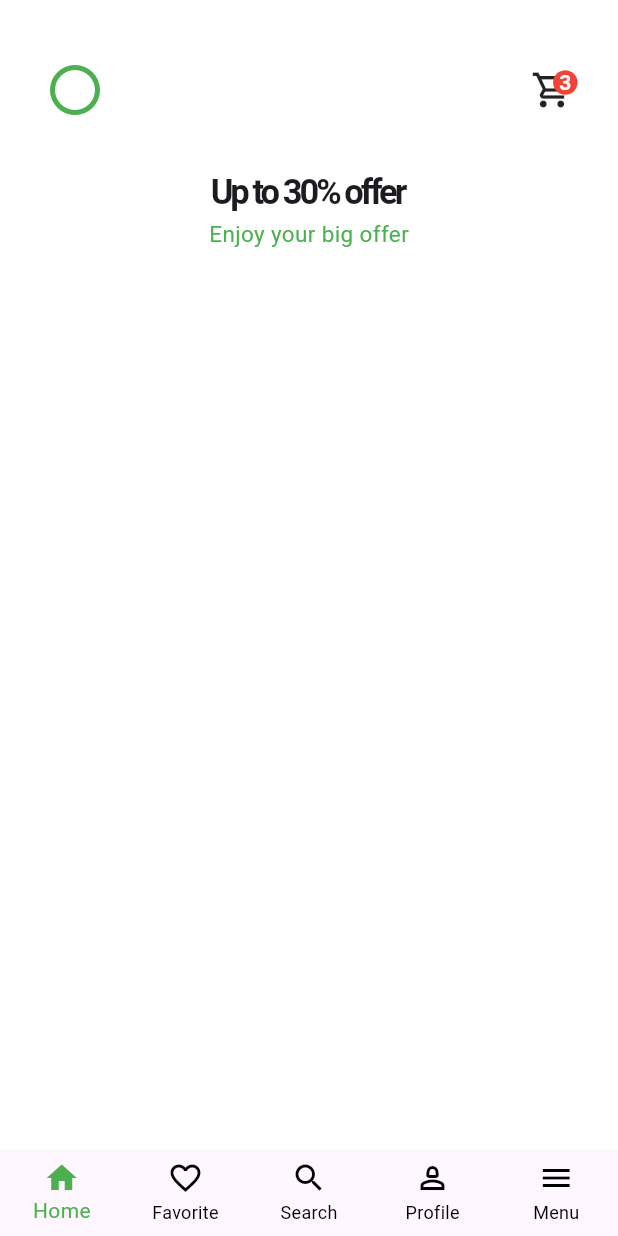
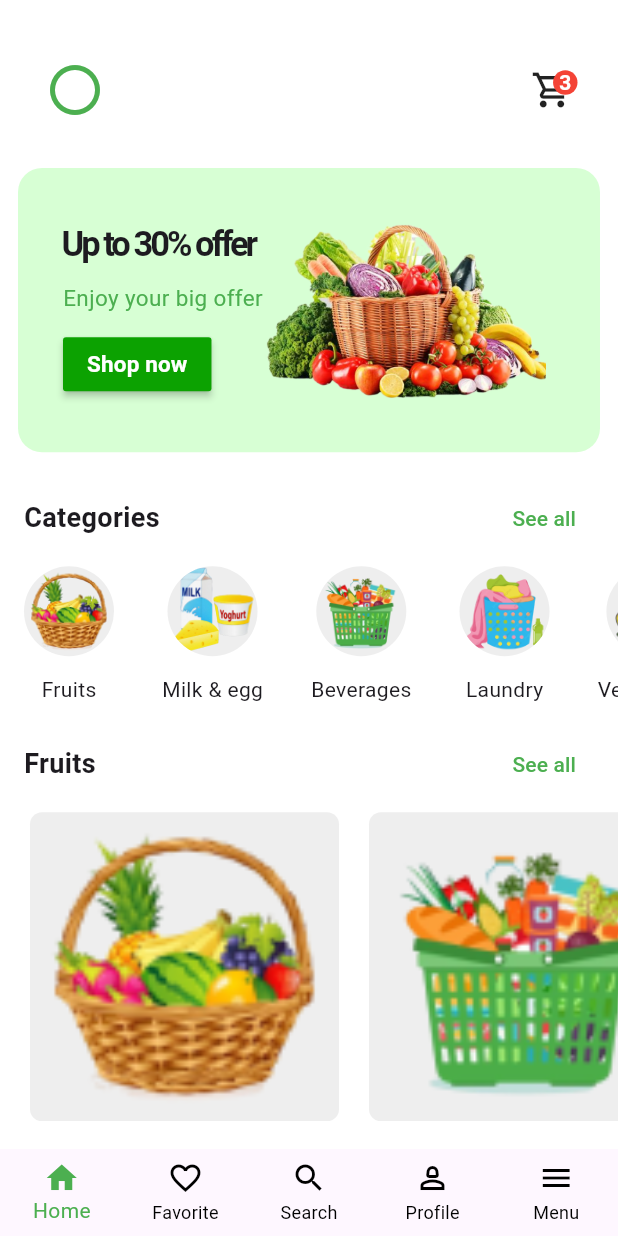
Before and after one commit to Samwoker/grocery_store, a Flutter app: the screen it shows after launch, on a phone screen of 412 x 824 dp. Run offline on Flutter 3.47's test engine with Material 3 defaults, Android fonts, the phone set to English and light mode, and no system bars.

Commit message:
Implementing CardItems

```diff
--- /dev/null
+++ b/lib/models/category_model.dart
@@ -0,0 +1,17 @@
+class Category {
+  final String name, image;
+  Category({required this.name, required this.image});
+}
+
+List<Category> category = [
+  Category(name: "Fruits", image: "assets/images/fruits.png"),
+  Category(name: "Milk & egg", image: "assets/images/milk.png"),
+  Category(name: "Beverages", image: "assets/images/beverages.png"),
+  Category(name: "Laundry", image: "assets/images/laundry.png"),
+  Category(name: "Vegetables", image: "assets/images/vegetables.png"),
+  Category(name: "Fruits", image: "assets/images/fruits.png"),
+  Category(name: "Milk & egg", image: "assets/images/milk.png"),
+  Category(name: "Beverages", image: "assets/images/beverages.png"),
+  Category(name: "Laundry", image: "assets/images/laundry.png"),
+  Category(name: "Vegetables", image: "assets/images/vegetables.png"),
+];
--- /dev/null
+++ b/lib/models/grocery_items_module.dart
@@ -0,0 +1,139 @@
+class AppModel {
+  final String name, image, description, category;
+  final double rating;
+  final int review, price;
+  bool isCheck;
+  AppModel({
+    required this.name,
+    required this.image,
+    required this.description,
+    required this.category,
+    required this.rating,
+    required this.review,
+    required this.price,
+    required this.isCheck,
+  });
+}
+
+List<AppModel> groceryItemsList = [
+  AppModel(
+    name: "Banana",
+    image: "assets/images/fruits.png",
+    description: "",
+    category: "fruits",
+    rating: 8.9,
+    review: 5,
+    price: 12,
+    isCheck: true,
+  ),
+  AppModel(
+    name: "Orange",
+    image: "assets/images/beverages.png",
+    description: "",
+    category: "fruits",
+    rating: 8.9,
+    review: 5,
+    price: 12,
+    isCheck: true,
+  ),
+  AppModel(
+    name: "Banana",
+    image: "assets/images/laundry.png",
+    description: "",
+    category: "fruits",
+    rating: 8.9,
+    review: 5,
+    price: 12,
+    isCheck: true,
+  ),
+  AppModel(
+    name: "Banana",
+    image: "assets/images/milk.png",
+    description: "",
+    category: "fruits",
+    rating: 8.9,
+    review: 5,
+    price: 12,
+    isCheck: true,
+  ),
+  AppModel(
+    name: "Banana",
+    image: "assets/images/fruits.png",
+    description: "",
+    category: "fruits",
+    rating: 8.9,
+    review: 5,
+    price: 12,
+    isCheck: true,
+  ),
+  AppModel(
+    name: "Banana",
+    image: "assets/images/fruits.png",
+    description: "",
+    category: "fruits",
+    rating: 8.9,
+    review: 5,
+    price: 12,
+    isCheck: true,
+  ),
+  AppModel(
+    name: "Banana",
+    image: "assets/images/fruits.png",
+    description: "",
+    category: "fruits",
+    rating: 8.9,
+    review: 5,
+    price: 12,
+    isCheck: true,
+  ),
+  AppModel(
+    name: "Banana",
+    image: "assets/images/fruits.png",
+    description: "",
+    category: "fruits",
+    rating: 8.9,
+    review: 5,
+    price: 12,
+    isCheck: true,
+  ),
+  AppModel(
+    name: "Banana",
+    image: "assets/images/fruits.png",
+    description: "",
+    category: "fruits",
+    rating: 8.9,
+    review: 5,
+    price: 12,
+    isCheck: true,
+  ),
+  AppModel(
+    name: "Banana",
+    image: "assets/images/fruits.png",
+    description: "",
+    category: "fruits",
+    rating: 8.9,
+    review: 5,
+    price: 12,
+    isCheck: true,
+  ),
+  AppModel(
+    name: "Banana",
+    image: "assets/images/fruits.png",
+    description: "",
+    category: "fruits",
+    rating: 8.9,
+    review: 5,
+    price: 12,
+    isCheck: true,
+  ),
+  AppModel(
+    name: "Banana",
+    image: "assets/images/fruits.png",
+    description: "",
+    category: "fruits",
+    rating: 8.9,
+    review: 5,
+    price: 12,
+    isCheck: true,
+  ),
+];
--- a/lib/views/app_home_screen.dart
+++ b/lib/views/app_home_screen.dart
@@ -1,4 +1,7 @@
 import 'package:flutter/material.dart';
+import 'package:grocery_store/widgets/category_item_widget.dart';
+import 'package:grocery_store/widgets/categories.dart';
+import 'package:grocery_store/widgets/grocery_items_widgets.dart';
 import 'package:grocery_store/widgets/header_widget.dart';
 import 'package:grocery_store/widgets/offer_hero_card_widget.dart';
 
@@ -14,14 +17,24 @@ class _AppHomeScreenState extends State<AppHomeScreen> {
   Widget build(BuildContext context) {
     return Scaffold(
       backgroundColor: Colors.white,
-      body: SingleChildScrollView(
+      body: SizedBox(
+        child: SingleChildScrollView(
           child: Column(
             children: [
               SizedBox(height: 40),
               HeaderWidget(),
               SizedBox(height: 20),
               OfferHeroCardWidget(),
+              Categories(category: "Categories"),
+              SizedBox(
+                height: 100,
+                width: double.infinity,
+                child: CategoryItemWidget(),
+              ),
+              Categories(category: "Fruits"),
+              GroceryItemsWidgets(),
             ],
+          ),
         ),
       ),
     );
--- a/lib/widgets/fruits_section_widget.dart
+++ b/lib/widgets/categories.dart
@@ -1,7 +1,8 @@
 import 'package:flutter/material.dart';
 
-class FruitsSectionWidget extends StatelessWidget {
-  const FruitsSectionWidget({super.key});
+class Categories extends StatelessWidget {
+  final String category;
+  const Categories({super.key, required this.category});
 
   @override
   Widget build(BuildContext context) {
@@ -11,7 +12,7 @@ class FruitsSectionWidget extends StatelessWidget {
         mainAxisAlignment: MainAxisAlignment.spaceBetween,
         children: [
           Text(
-            "Fruits",
+            category,
             style: TextStyle(fontSize: 18, fontWeight: FontWeight.bold),
           ),
           TextButton(
--- a/lib/widgets/category_item_widget.dart
+++ b/lib/widgets/category_item_widget.dart
@@ -1,4 +1,5 @@
 import 'package:flutter/material.dart';
+import 'package:grocery_store/models/category_model.dart';
 
 class CategoryItemWidget extends StatelessWidget {
   const CategoryItemWidget({super.key});
@@ -6,52 +7,32 @@ class CategoryItemWidget extends StatelessWidget {
   @override
   Widget build(BuildContext context) {
     return SizedBox(
-      height: 70,
-      child: ListView(
+      height: 100,
+      child: ListView.builder(
         scrollDirection: Axis.horizontal,
-        physics: const BouncingScrollPhysics(),
-        shrinkWrap: true,
-        padding: EdgeInsets.symmetric(horizontal: 12),
-        children: [
-          _CategoryItem(icon: Icons.local_grocery_store, label: "Fruits"),
-          _CategoryItem(icon: Icons.local_drink, label: "Milk & Egg"),
-          _CategoryItem(icon: Icons.local_cafe, label: "Beverages"),
-          _CategoryItem(icon: Icons.local_laundry_service, label: "Laundry"),
-          _CategoryItem(icon: Icons.local_florist, label: "Vegetables"),
-
-          _CategoryItem(icon: Icons.local_laundry_service, label: "Laundry"),
-          _CategoryItem(icon: Icons.local_florist, label: "Vegetables"),
-
-          _CategoryItem(icon: Icons.local_laundry_service, label: "Laundry"),
-          _CategoryItem(icon: Icons.local_florist, label: "Vegetables"),
-        ],
+        itemCount: category.length,
+        itemBuilder: (context, index) {
+          final item = category[index];
+          return InkWell(
+            onTap: () {},
+            child: Padding(
+              padding: EdgeInsets.symmetric(horizontal: 16),
+              child: Column(
+                mainAxisSize: MainAxisSize.min,
+                children: [
+                  CircleAvatar(
+                    radius: 30,
+                    backgroundColor: Colors.grey[200],
+                    backgroundImage: AssetImage(item.image),
+                  ),
+                  const SizedBox(height: 12),
+                  Text(item.name),
+                ],
+              ),
+            ),
+          );
+        },
       ),
     );
   }
 }
-
-class _CategoryItem extends StatelessWidget {
-  final IconData icon;
-  final String label;
-
-  const _CategoryItem({required this.icon, required this.label});
-
-  @override
-  Widget build(BuildContext context) {
-    return Padding(
-      padding: EdgeInsets.symmetric(horizontal: 7),
-      child: Column(
-        mainAxisAlignment: MainAxisAlignment.center,
-        children: [
-          CircleAvatar(
-            backgroundColor: Colors.white,
-            radius: 23,
-            child: Icon(icon, color: Colors.green),
-          ),
-          SizedBox(height: 6),
-          Text(label, style: TextStyle(fontSize: 12)),
-        ],
-      ),
-    );
-  }
-}
--- a/lib/widgets/fruit_carousel_widget.dart
+++ /dev/null
@@ -1,84 +0,0 @@
-import 'package:flutter/material.dart';
-
-class FruitCarouselWidget extends StatelessWidget {
-  const FruitCarouselWidget({super.key});
-
-  @override
-  Widget build(BuildContext context) {
-    return SizedBox(
-      height: 250,
-      child: ListView(
-        scrollDirection: Axis.horizontal,
-        padding: EdgeInsets.symmetric(horizontal: 16),
-        children: [
-          _FruitCard(
-            image: "https://img.icons8.com/color/96/banana.png",
-            title: "Banana",
-            review: "4.8(392)",
-            price: "\$3.99",
-          ),
-          _FruitCard(
-            image: "https://img.icons8.com/color/96/orange.png",
-            title: "Orange",
-            review: "4.8(392)",
-            price: "\$3.99",
-          ),
-          _FruitCard(
-            image: "https://img.icons8.com/color/96/mango.png",
-            title: "Mango",
-            review: "4.9(392)",
-            price: "\$5.99",
-          ),
-        ],
-      ),
-    );
-  }
-}
-
-class _FruitCard extends StatelessWidget {
-  final String image;
-  final String title;
-  final String review;
-  final String price;
-  const _FruitCard({
-    required this.image,
-    required this.title,
-    required this.review,
-    required this.price,
-  });
-  @override
-  Widget build(BuildContext context) {
-    return Padding(
-      padding: EdgeInsets.symmetric(horizontal: 7),
-      child: Column(
-        mainAxisAlignment: MainAxisAlignment.start,
-        children: [
-          Card(
-            margin: EdgeInsets.all(7),
-            shape: RoundedRectangleBorder(
-              borderRadius: BorderRadius.circular(10),
-            ),
-            child: Image.network(image, height: 150),
-          ),
-          Text(
-            title,
-            style: TextStyle(fontSize: 18, fontWeight: FontWeight.bold),
-          ),
-          Row(
-            children: [
-              Icon(Icons.star, color: Colors.yellow),
-              Text(
-                review,
-                style: TextStyle(fontSize: 15, fontWeight: FontWeight.bold),
-              ),
-            ],
-          ),
-          Text(
-            price,
-            style: TextStyle(fontSize: 18, fontWeight: FontWeight.bold),
-          ),
-        ],
-      ),
-    );
-  }
-}
--- /dev/null
+++ b/lib/widgets/grocery_items_card_widget.dart
@@ -0,0 +1,33 @@
+import 'package:flutter/material.dart';
+import 'package:grocery_store/models/grocery_items_module.dart';
+
+class GroceryItemsCardWidget extends StatelessWidget {
+  final AppModel groceryItems;
+  final Size size;
+
+  const GroceryItemsCardWidget({
+    super.key,
+    required this.groceryItems,
+    required this.size,
+  });
+
+  @override
+  Widget build(BuildContext context) {
+    return Column(
+      children: [
+        Container(
+          decoration: BoxDecoration(
+            borderRadius: BorderRadius.circular(8),
+            color: Colors.grey[200],
+            image: DecorationImage(
+              image: AssetImage(groceryItems.image),
+              fit: BoxFit.cover,
+            ),
+          ),
+          height: size.height * 0.25,
+          width: size.width * 0.5,
+        ),
+      ],
+    );
+  }
+}
--- /dev/null
+++ b/lib/widgets/grocery_items_widgets.dart
@@ -0,0 +1,31 @@
+import 'package:flutter/material.dart';
+import 'package:grocery_store/models/grocery_items_module.dart';
+import 'package:grocery_store/widgets/grocery_items_card_widget.dart';
+
+class GroceryItemsWidgets extends StatelessWidget {
+  const GroceryItemsWidgets({super.key});
+
+  @override
+  Widget build(BuildContext context) {
+    Size size = MediaQuery.of(context).size;
+    return SingleChildScrollView(
+      scrollDirection: Axis.horizontal,
+      child: Row(
+        children: List.generate(groceryItemsList.length, (index) {
+          return Padding(
+            padding: index == 0
+                ? EdgeInsets.symmetric(horizontal: 20)
+                : EdgeInsets.only(right: 20),
+            child: InkWell(
+              onTap: () {},
+              child: GroceryItemsCardWidget(
+                groceryItems: groceryItemsList[index],
+                size: size,
+              ),
+            ),
+          );
+        }),
+      ),
+    );
+  }
+}
--- a/lib/widgets/offer_hero_card_widget.dart
+++ b/lib/widgets/offer_hero_card_widget.dart
@@ -9,12 +9,19 @@ class OfferHeroCardWidget extends StatelessWidget {
     return Container(
       height: size.height * 0.23,
       width: size.width,
-      color: Color(0xD7FFD4),
-      margin: EdgeInsets.all(12),
+      margin: EdgeInsets.only(top: 12, right: 12, left: 12, bottom: 12),
+      decoration: BoxDecoration(
+        color: Color(0xFFD7FFD4),
+        borderRadius: BorderRadius.circular(16),
+      ),
       child: Padding(
-        padding: EdgeInsets.symmetric(horizontal: 18),
-        child: Column(
-          mainAxisAlignment: MainAxisAlignment.start,
+        padding: EdgeInsets.only(left: 30),
+        child: Row(
+          crossAxisAlignment: CrossAxisAlignment.start,
+          children: [
+            Column(
+              mainAxisAlignment: MainAxisAlignment.center,
+              crossAxisAlignment: CrossAxisAlignment.start,
               children: [
                 Text(
                   "Up to 30% offer",
@@ -24,6 +31,7 @@ class OfferHeroCardWidget extends StatelessWidget {
                     letterSpacing: -2,
                   ),
                 ),
+                SizedBox(height: 8),
                 Text(
                   "Enjoy your big offer",
                   style: TextStyle(
@@ -32,6 +40,28 @@ class OfferHeroCardWidget extends StatelessWidget {
                     color: Colors.green,
                   ),
                 ),
+                SizedBox(height: 10),
+                MaterialButton(
+                  color: Color(0xFF0ca201),
+                  onPressed: () {},
+                  child: Text(
+                    "Shop now",
+                    style: TextStyle(
+                      fontSize: 15,
+                      fontWeight: FontWeight.bold,
+                      color: Colors.white,
+                    ),
+                  ),
+                ),
+              ],
+            ),
+            Align(
+              alignment: Alignment.centerRight,
+              child: Image.asset(
+                "assets/images/image.png",
+                height: size.height * 0.16,
+              ),
+            ),
           ],
         ),
       ),
```
Also changed, not shown: assets/fruit.webp (deleted), assets/images/beverages.png (added), assets/images/fruits.png (added), assets/images/image.png (renamed from assets/image.png), assets/images/laundry.png (added), assets/images/milk.png (added), assets/images/vegetables.png (added). Lines whose indentation alone changed are shown as unchanged.
